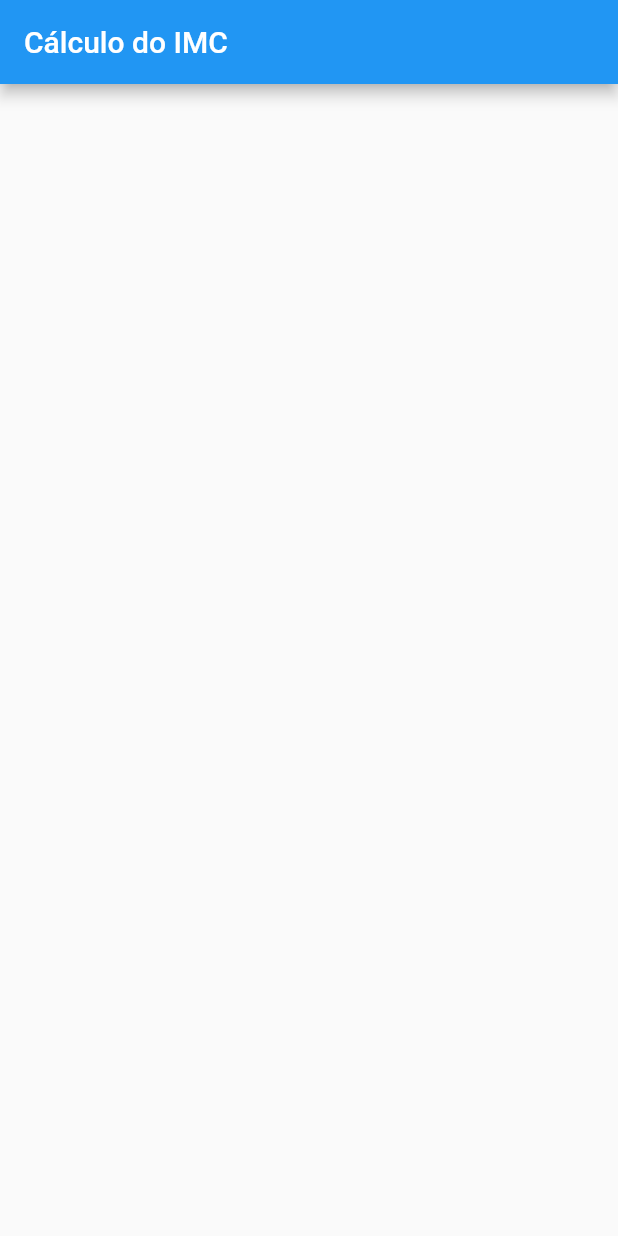
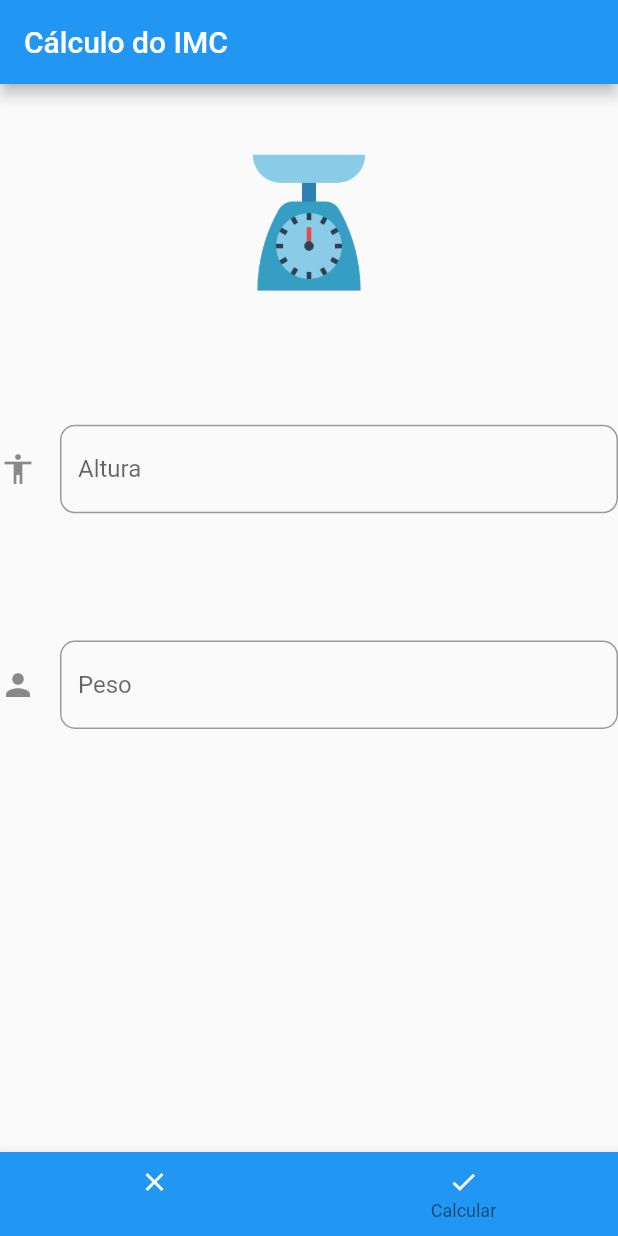
Before and after one commit to rodrigosrosa89/rod_imc, a Flutter app: the screen it shows after launch, on a phone screen of 412 x 824 dp. Run offline on Flutter 3.47's test engine with Material 2 defaults, Android fonts, the phone set to English and light mode, and no system bars.

```diff
--- a/lib/imc.dart
+++ b/lib/imc.dart
@@ -6,11 +6,120 @@ class Imc extends StatefulWidget {
 }
 
 class _ImcState extends State<Imc> {
+  TextEditingController _alturaController = new TextEditingController();
+  TextEditingController _pesoController = new TextEditingController();
+  final key = GlobalKey<ScaffoldState>();
+  var _resultado = '';
+  var _situacao = '';
+
+  _onItemTaped(int indice) {
+    if (indice == 0) {
+      _alturaController.clear();
+      _pesoController.clear();
+      setState(() {
+        _resultado = '';
+        _situacao = '';
+      });
+    } else if (_alturaController.text.isEmpty || _pesoController.text.isEmpty) {
+      key.currentState.showSnackBar(SnackBar(
+        content: Text('Altura e peso são obrigatórios'),
+      ));
+    } else {
+      try {
+        var peso = double.parse(_pesoController.text);
+        var altura = double.parse(_alturaController.text);
+        var imc = peso / (altura * altura);
+        setState(() {
+          _resultado = 'Seu IMC = ${imc.toStringAsFixed(2)}';
+
+          if (imc < 17) {
+            _situacao = 'Muito abaixo do peso';
+          } else if (imc >= 17 && imc <= 18.49) {
+            _situacao = 'Abaixo do peso';
+          } else if (imc >= 18.50 && imc < 25) {
+            _situacao = 'Peso normal';
+          } else if (imc >= 25 && imc < 30) {
+            _situacao = 'Acima do peso';
+          } else if (imc >= 30 && imc < 35) {
+            _situacao = 'Obesidade I';
+          } else if (imc >= 35 && imc < 40) {
+            _situacao = 'Obesidade II (severa)';
+          } else {
+            _situacao = 'Obesidade III (mórbida)';
+          }
+        });
+      } catch (ex) {
+        key.currentState.showSnackBar(SnackBar(
+          content: Text('Altura e/ou peso informados em formato inválido'),
+        ));
+      }
+    }
+  }
+
   @override
   Widget build(BuildContext context) {
     return Scaffold(
+      key: key,
       appBar: AppBar(
         title: Text("Cálculo do IMC"),
+      ),
+      body: Column(
+        mainAxisAlignment: MainAxisAlignment.spaceAround,
+        children: [
+          Image.asset(
+            "assets/peso.png",
+            width: 100,
+          ),
+          TextField(
+            controller: _alturaController,
+            keyboardType: TextInputType.numberWithOptions(decimal: true),
+            decoration: InputDecoration(
+                hintText: 'Altura',
+                border:
+                    OutlineInputBorder(borderRadius: BorderRadius.circular(10)),
+                icon: Icon(Icons.accessibility)),
+          ),
+          TextField(
+            controller: _pesoController,
+            keyboardType: TextInputType.numberWithOptions(decimal: true),
+            decoration: InputDecoration(
+                hintText: 'Peso',
+                border:
+                    OutlineInputBorder(borderRadius: BorderRadius.circular(10)),
+                icon: Icon(Icons.person)),
+          ),
+          Text(
+            '$_resultado',
+            style: TextStyle(fontSize: 30),
+          ),
+          Text(
+            '$_situacao',
+            style: TextStyle(fontSize: 30),
+          )
+        ],
+      ),
+      bottomNavigationBar: BottomNavigationBar(
+        onTap: (value) => _onItemTaped(value),
+        backgroundColor: Colors.blue,
+        items: [
+          BottomNavigationBarItem(
+              icon: Icon(
+                Icons.clear,
+                color: Colors.white,
+                size: 20,
+              ),
+              title: Text('Limpar',
+                  style: TextStyle(color: Colors.white, fontSize: 20))),
+          BottomNavigationBarItem(
+            icon: Icon(
+              Icons.check,
+              color: Colors.white,
+              size: 20,
+            ),
+            title: Text('Calcular',
+                style: TextStyle(color: Colors.white, fontSize: 20)),
+          )
+        ],
       ),
     );
   }
--- a/pubspec.yaml
+++ b/pubspec.yaml
@@ -45,8 +45,8 @@ flutter:
   uses-material-design: true
 
   # To add assets to your application, add an assets section, like this:
-  # assets:
-  #   - images/a_dot_burr.jpeg
+  assets:
+    - assets/peso.png
   #   - images/a_dot_ham.jpeg
 
   # An image asset can refer to one or more resolution-specific "variants", see
```
Also changed, not shown: assets/peso.png (added).
